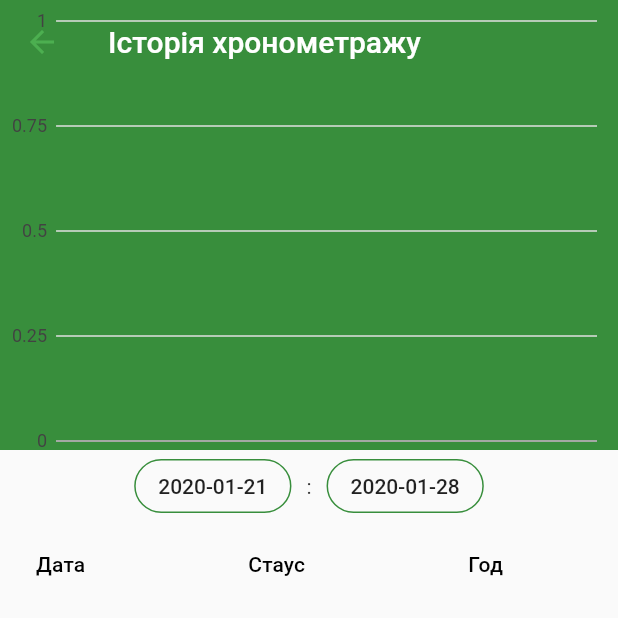
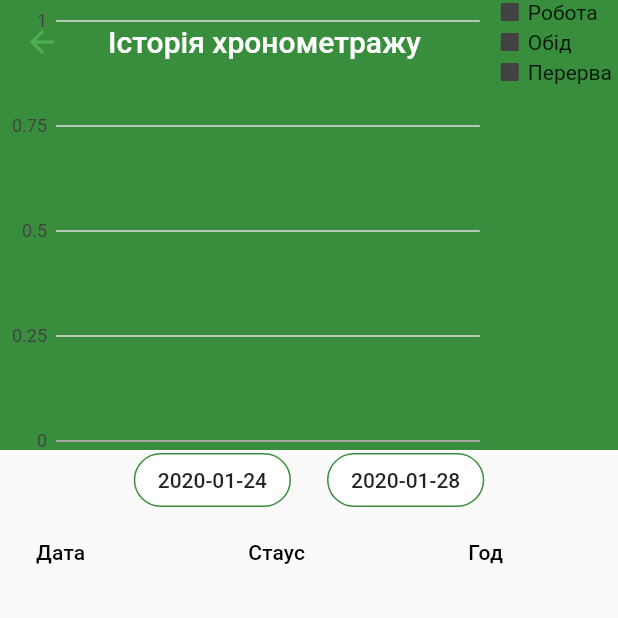
Before and after one commit to slevchyk/enterprise, a Flutter app: the screen it shows after launch, after a tap on the "history" icon, on a phone screen of 412 x 824 dp, the top half of it. Run offline on Flutter 3.47's test engine with Material 2 defaults, Android fonts, the phone set to English and light mode, and no system bars; our stand-ins replace charts_flutter, date_format, flutter_speed_dial, font_awesome_flutter, shared_preferences, sqflite; accounts and stored records are empty; network calls fail.

Commit message:
timing history slivers

```diff
--- a/lib/contatns.dart
+++ b/lib/contatns.dart
@@ -22,3 +22,10 @@ const String TIMING_STATUS_JOB = 'Job';
 const String TIMING_STATUS_LANCH = 'Lanch';
 const String TIMING_STATUS_BREAK = 'Break';
 const String TIMING_STATUS_STOP = 'Stop';
+
+const Map<String, String> OPERATION_ALIAS = {
+  TIMING_STATUS_WORKDAY: "Турнікет",
+  TIMING_STATUS_JOB: "Робота",
+  TIMING_STATUS_LANCH: "Обід",
+  TIMING_STATUS_BREAK: "Перерва",
+};
--- a/lib/models.dart
+++ b/lib/models.dart
@@ -110,8 +110,8 @@ class Profile {
         lastWorkPlace: json["last_work_place"],
         skills: json["skills"],
         languages: json["languages"],
-        disability: json["disability"],
-        pensioner: json["pensioner"],
+        disability: json["disability"] == "0" ? false : true,
+        pensioner: json["pensioner"] == "0" ? false : true,
       );
 
   Map<String, dynamic> toMap() => {
--- a/lib/pages/body_main_timing.dart
+++ b/lib/pages/body_main_timing.dart
@@ -103,7 +103,7 @@ class _TimingMainState extends State<TimingMain> {
     }
 
     for (var _record in _chartData) {
-      _record.title = operationAlias[_record.title] +
+      _record.title = OPERATION_ALIAS[_record.title] +
           ' - ' +
           _record.value.toStringAsFixed(2) +
           ' год';
@@ -191,13 +191,6 @@ class _TimingMainState extends State<TimingMain> {
     });
   }
 
-  Map<String, String> operationAlias = {
-    TIMING_STATUS_WORKDAY: "Турнікет",
-    TIMING_STATUS_JOB: "Робота",
-    TIMING_STATUS_LANCH: "Обід",
-    TIMING_STATUS_BREAK: "Перерва",
-  };
-
   Widget rowIcon(String operation) {
     switch (operation) {
       case TIMING_STATUS_WORKDAY:
@@ -226,7 +219,7 @@ class _TimingMainState extends State<TimingMain> {
             SizedBox(
               width: 10.0,
             ),
-            Text(operationAlias[timing.operation]),
+            Text(OPERATION_ALIAS[timing.operation]),
           ],
         )),
         DataCell(Text(timing.startDate != null
@@ -309,8 +302,7 @@ class _TimingMainState extends State<TimingMain> {
             ),
           ),
           SliverFillRemaining(
-            child: ListView(children: [
-              FutureBuilder(
+            child: FutureBuilder(
                 future: operations,
                 builder: (BuildContext context, AsyncSnapshot snapshot) {
                   switch (snapshot.connectionState) {
@@ -333,8 +325,7 @@ class _TimingMainState extends State<TimingMain> {
                         child: CircularProgressIndicator(),
                       );
                   }
-                  }), //
-            ]),
+                }),
           ),
         ],
       ),
--- a/lib/pages/page_timing_hitory.dart
+++ b/lib/pages/page_timing_hitory.dart
@@ -15,7 +15,7 @@ class PageTimingHistory extends StatefulWidget {
 }
 
 class _PageTimingHistoryState extends State<PageTimingHistory> {
-  DateTime beginningPeriod = new DateTime.now().add(new Duration(days: -7));
+  DateTime beginningPeriod = new DateTime.now().add(new Duration(days: -4));
   DateTime endPeriod = new DateTime.now();
 
   Future<List<Timing>> operations;
@@ -40,6 +40,7 @@ class _PageTimingHistoryState extends State<PageTimingHistory> {
   }
 
   Future<List<Timing>> _getOperations(String userID) async {
+    List<Timing> result = [];
     DateTime currentDay = beginningPeriod;
     List<DateTime> listDate = [];
 
@@ -53,7 +54,37 @@ class _PageTimingHistoryState extends State<PageTimingHistory> {
     } while (
         currentDay.millisecondsSinceEpoch < endPeriod.millisecondsSinceEpoch);
 
-    return DBProvider.db.getTimingPeriod(listDate, userID);
+    List<Timing> listTiming =
+        await DBProvider.db.getTimingPeriod(listDate, userID);
+
+    for (var _timing in listTiming) {
+      if (_timing.operation == TIMING_STATUS_WORKDAY) {
+        continue;
+      }
+
+      DateTime endDate = _timing.endDate;
+      if (endDate == null) {
+        endDate = DateTime.now();
+      }
+
+      double duration = (endDate.millisecondsSinceEpoch -
+              _timing.startDate.millisecondsSinceEpoch) /
+          3600000;
+
+      int existIndex = result.indexWhere((record) =>
+          (record.date == _timing.date) &&
+          (record.operation == _timing.operation));
+      if (existIndex == -1) {
+        result.add(new Timing(
+            date: _timing.date,
+            operation: _timing.operation,
+            duration: duration));
+      } else {
+        result[existIndex].duration += duration;
+      }
+    }
+
+    return result;
   }
 
   Future<List<charts.Series<ChartData, String>>> _createChartData(
@@ -66,48 +97,20 @@ class _PageTimingHistoryState extends State<PageTimingHistory> {
     String strDate;
 
     for (var _timing in _listTiming) {
-      if (_timing.operation == TIMING_STATUS_WORKDAY) {
-        continue;
-      }
-
       strDate = formatDate(_timing.date, [yyyy, '-', mm, '-', dd]);
-
-      DateTime endDate = _timing.endDate;
-      if (endDate == null) {
-        endDate = DateTime.now();
-      }
-
-      double duration = (endDate.millisecondsSinceEpoch -
-              _timing.startDate.millisecondsSinceEpoch) /
-          3600000;
 
       switch (_timing.operation) {
         case TIMING_STATUS_JOB:
-          int existIndex = jobChartData
-              .indexWhere((record) => record.title.contains(strDate));
-          if (existIndex == -1) {
-            jobChartData.add(new ChartData(title: strDate, value: duration));
-          } else {
-            jobChartData[existIndex].value += duration;
-          }
+          jobChartData
+              .add(new ChartData(title: strDate, value: _timing.duration));
           break;
         case TIMING_STATUS_LANCH:
-          int existIndex = lanchChartData
-              .indexWhere((record) => record.title.contains(strDate));
-          if (existIndex == -1) {
-            lanchChartData.add(new ChartData(title: strDate, value: duration));
-          } else {
-            lanchChartData[existIndex].value += duration;
-          }
+          lanchChartData
+              .add(new ChartData(title: strDate, value: _timing.duration));
           break;
         case TIMING_STATUS_BREAK:
-          int existIndex = breakChartData
-              .indexWhere((record) => record.title.contains(strDate));
-          if (existIndex == -1) {
-            breakChartData.add(new ChartData(title: strDate, value: duration));
-          } else {
-            breakChartData[existIndex].value += duration;
-          }
+          breakChartData
+              .add(new ChartData(title: strDate, value: _timing.duration));
           break;
         default:
           break;
@@ -117,31 +120,22 @@ class _PageTimingHistoryState extends State<PageTimingHistory> {
     return [
       // Blue bars with a lighter center color.
       new charts.Series<ChartData, String>(
-        id: TIMING_STATUS_JOB,
+        id: OPERATION_ALIAS[TIMING_STATUS_JOB],
         domainFn: (ChartData timing, _) => timing.title,
         measureFn: (ChartData timing, _) => timing.value,
         data: jobChartData,
-        colorFn: (_, __) => charts.MaterialPalette.blue.shadeDefault,
-        fillColorFn: (_, __) =>
-            charts.MaterialPalette.blue.shadeDefault.lighter,
       ),
-      // Solid red bars. Fill color will default to the series color if no
-      // fillColorFn is configured.
       new charts.Series<ChartData, String>(
-        id: TIMING_STATUS_LANCH,
+        id: OPERATION_ALIAS[TIMING_STATUS_LANCH],
         domainFn: (ChartData timing, _) => timing.title,
         measureFn: (ChartData timing, _) => timing.value,
         data: lanchChartData,
-        colorFn: (_, __) => charts.MaterialPalette.red.shadeDefault,
       ),
-      // Hollow green bars.
       new charts.Series<ChartData, String>(
-        id: TIMING_STATUS_BREAK,
+        id: OPERATION_ALIAS[TIMING_STATUS_BREAK],
         domainFn: (ChartData timing, _) => timing.title,
         measureFn: (ChartData timing, _) => timing.value,
         data: breakChartData,
-        colorFn: (_, __) => charts.MaterialPalette.green.shadeDefault,
-        fillColorFn: (_, __) => charts.MaterialPalette.transparent,
       ),
     ];
   }
@@ -155,15 +149,16 @@ class _PageTimingHistoryState extends State<PageTimingHistory> {
           cells: <DataCell>[
             DataCell(
               Text(timing.date != null
-                  ? formatDate(timing.date, [dd, '-', mm, '-', yyyy])
+                  ? formatDate(timing.date, [yyyy, '-', mm, '-', dd])
                   : ""),
             ),
             DataCell(
-              Text(timing.operation),
+              Text(OPERATION_ALIAS[timing.operation]),
             ),
             DataCell(
-//              Text(timing.duration?.toStringAsFixed(2)),
-                Text('')),
+              Text(timing.duration.toStringAsFixed(2)),
+            ),
+//                Text('')),
           ],
         ),
       );
@@ -196,7 +191,7 @@ class _PageTimingHistoryState extends State<PageTimingHistory> {
           SliverAppBar(
             title: Text('Історія хронометражу'),
             pinned: true,
-            floating: false,
+            floating: true,
             expandedHeight: 300.0,
             flexibleSpace: FlexibleSpaceBar(
               background: FutureBuilder(
@@ -216,7 +211,7 @@ class _PageTimingHistoryState extends State<PageTimingHistory> {
                           child: CircularProgressIndicator(),
                         );
                       case ConnectionState.done:
-                        return GroupedFillColorBarChart(
+                        return SimpleSeriesLegend(
                           snapshot.data,
                           animate: true,
                         );
@@ -228,10 +223,13 @@ class _PageTimingHistoryState extends State<PageTimingHistory> {
                   }),
             ),
           ),
-          SliverFillRemaining(
-            child: ListView(
-              children: <Widget>[
-                Row(
+          SliverPersistentHeader(
+            pinned: true,
+            floating: false,
+            delegate: PeriodBar(
+              minSize: 40.0,
+              maxSize: 40.0,
+              child: Row(
                 mainAxisAlignment: MainAxisAlignment.center,
                 children: <Widget>[
                   FlatButton(
@@ -251,19 +249,17 @@ class _PageTimingHistoryState extends State<PageTimingHistory> {
                         chartData = _createChartData(operations);
                       }
                     },
-                      child: Text(formatDate(
-                          beginningPeriod, [yyyy, '-', mm, '-', dd])),
+                    color: Colors.white,
+                    child: Text(
+                      formatDate(beginningPeriod, [yyyy, '-', mm, '-', dd]),
+                    ),
                     shape: RoundedRectangleBorder(
                         borderRadius: new BorderRadius.circular(18.0),
-                          side: BorderSide(
-                              color: Theme.of(context).primaryColor)),
+                        side:
+                            BorderSide(color: Theme.of(context).primaryColor)),
                   ),
                   SizedBox(
-                      width: 10.0,
-                    ),
-                    Text(':'),
-                    SizedBox(
-                      width: 10.0,
+                    width: 24.0,
                   ),
                   FlatButton(
                     onPressed: () async {
@@ -282,16 +278,20 @@ class _PageTimingHistoryState extends State<PageTimingHistory> {
                         chartData = _createChartData(operations);
                       }
                     },
+                    color: Colors.white,
                     child:
                         Text(formatDate(endPeriod, [yyyy, '-', mm, '-', dd])),
                     shape: RoundedRectangleBorder(
                         borderRadius: new BorderRadius.circular(18.0),
-                          side: BorderSide(
-                              color: Theme.of(context).primaryColor)),
+                        side:
+                            BorderSide(color: Theme.of(context).primaryColor)),
                   ),
                 ],
               ),
-                FutureBuilder(
+            ),
+          ),
+          SliverFillRemaining(
+            child: FutureBuilder(
               future: operations,
               builder: (BuildContext context, AsyncSnapshot snapshot) {
                 switch (snapshot.connectionState) {
@@ -314,8 +314,7 @@ class _PageTimingHistoryState extends State<PageTimingHistory> {
                       child: CircularProgressIndicator(),
                     );
                 }
-                    }),
-              ],
+              },
             ),
           ),
         ],
@@ -355,20 +354,76 @@ class _PageTimingHistoryState extends State<PageTimingHistory> {
   }
 }
 
-class GroupedFillColorBarChart extends StatelessWidget {
+class SimpleSeriesLegend extends StatelessWidget {
   final List<charts.Series> seriesList;
   final bool animate;
 
-  GroupedFillColorBarChart(this.seriesList, {this.animate});
+  SimpleSeriesLegend(this.seriesList, {this.animate});
 
   @override
   Widget build(BuildContext context) {
     return new charts.BarChart(
       seriesList,
       animate: animate,
-      // Configure a stroke width to enable borders on the bars.
-      defaultRenderer: new charts.BarRendererConfig(
-          groupingType: charts.BarGroupingType.grouped, strokeWidthPx: 2.0),
+      barGroupingType: charts.BarGroupingType.grouped,
+      // Add the series legend behavior to the chart to turn on series legends.
+      // By default the legend will display above the chart.
+      behaviors: [
+        new charts.SeriesLegend(
+          // Positions for "start" and "end" will be left and right respectively
+          // for widgets with a build context that has directionality ltr.
+          // For rtl, "start" and "end" will be right and left respectively.
+          // Since this example has directionality of ltr, the legend is
+          // positioned on the right side of the chart.
+          position: charts.BehaviorPosition.end,
+          // For a legend that is positioned on the left or right of the chart,
+          // setting the justification for [endDrawArea] is aligned to the
+          // bottom of the chart draw area.
+          outsideJustification: charts.OutsideJustification.endDrawArea,
+          // By default, if the position of the chart is on the left or right of
+          // the chart, [horizontalFirst] is set to false. This means that the
+          // legend entries will grow as new rows first instead of a new column.
+          horizontalFirst: false,
+          // By setting this value to 2, the legend entries will grow up to two
+          // rows before adding a new column.
+          desiredMaxRows: 5,
+          // This defines the padding around each legend entry.
+          cellPadding: new EdgeInsets.only(right: 4.0, bottom: 4.0),
+        )
+      ],
     );
   }
 }
+
+class PeriodBar extends SliverPersistentHeaderDelegate {
+  final double minSize;
+  final double maxSize;
+  final Widget child;
+
+  PeriodBar({
+    this.minSize,
+    this.maxSize,
+    this.child,
+  });
+
+  @override
+  Widget build(
+      BuildContext context, double shrinkOffset, bool overlapsContent) {
+    // TODO: implement build
+    return child;
+  }
+
+  @override
+  // TODO: implement maxExtent
+  double get maxExtent => maxSize;
+
+  @override
+  // TODO: implement minExtent
+  double get minExtent => minSize;
+
+  @override
+  bool shouldRebuild(SliverPersistentHeaderDelegate oldDelegate) {
+    // TODO: implement shouldRebuild
+    return false;
+  }
+}
```
Lines whose indentation alone changed are shown as unchanged.
